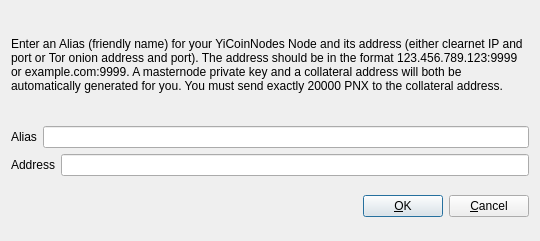
Above: src/qt/forms/addeditadrenalinenode.ui from YiDeveloper/Yi before the change. Below: the same form after it.
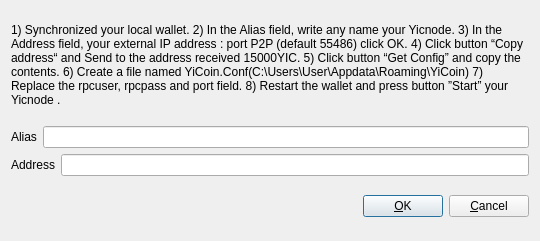
That is the form after the change.

What changed in the file:
```diff
--- a/src/qt/forms/addeditadrenalinenode.ui
+++ b/src/qt/forms/addeditadrenalinenode.ui
@@ -34,7 +34,7 @@
         </sizepolicy>
        </property>
        <property name="text">
-        <string>&lt;html&gt;&lt;head/&gt;&lt;body&gt;&lt;p&gt;Enter an Alias (friendly name) for your YiCoinNodes Node and its address (either clearnet IP and port or Tor onion address and port).  The address should be in the format 123.456.789.123:9999 or example.com:9999.  A masternode private key and a collateral address will both be automatically generated for you.  You must send exactly 20000 PNX to the collateral address.&lt;/p&gt;&lt;/body&gt;&lt;/html&gt;</string>
+        <string>&lt;html&gt;&lt;head/&gt;&lt;body&gt;&lt;p&gt;1) Synchronized your local wallet. 2) In the Alias field, write any name your Yicnode. 3) In the Address field, your external IP address : port P2P (default 55486) click OK. 4) Click button “Copy address“ and Send to the address received 15000YIC. 5) Click button “Get Config” and copy the contents. 6) Create a file named YiCoin.Conf(C:\Users\User\Appdata\Roaming\YiCoin) 7) Replace the rpcuser, rpcpass and port field. 8) Restart the wallet and press button ”Start” your Yicnode .&lt;/p&gt;&lt;/body&gt;&lt;/html&gt;</string>
        </property>
        <property name="wordWrap">
         <bool>true</bool>
```
